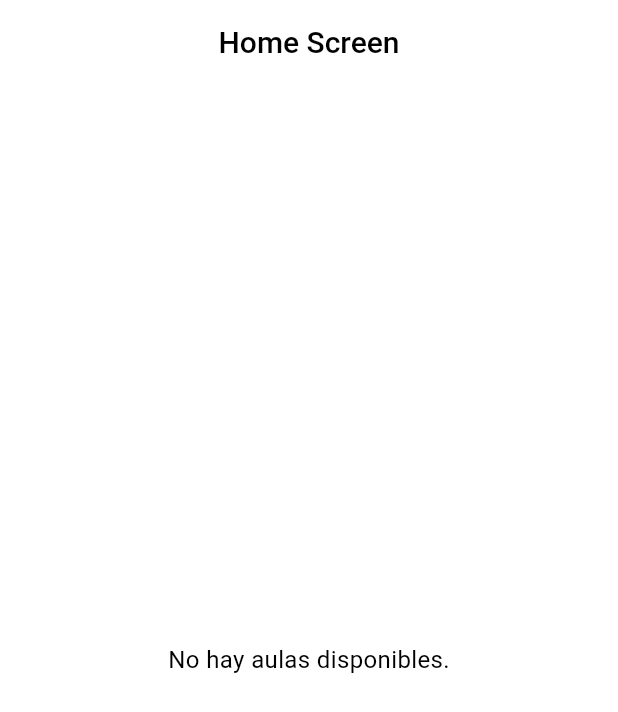
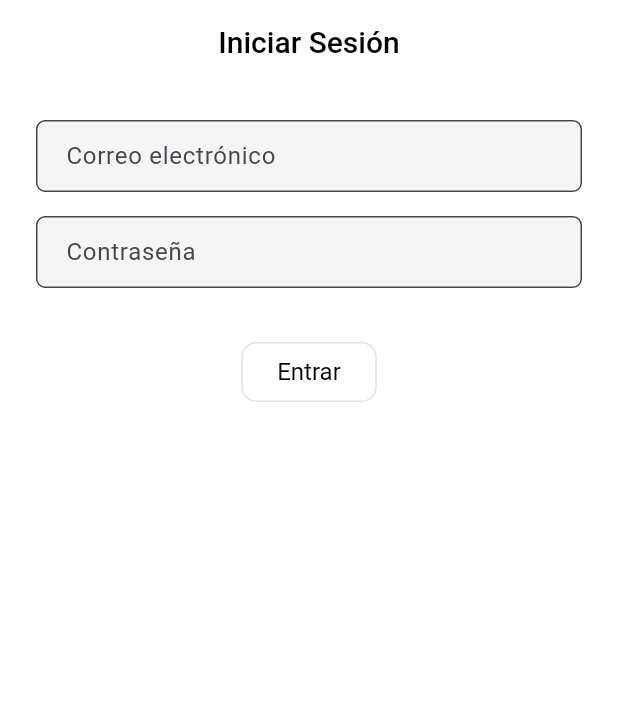
Before and after one commit to Star7-jpg/flutter-app, a Flutter app: the screen it shows after launch, on a phone screen of 412 x 824 dp. Shown: the top 712 px of the screen. Run offline on Flutter 3.47's test engine with Material 3 defaults, Android fonts, the phone set to English and light mode, and no system bars; our stand-ins replace cloud_firestore, firebase_auth, firebase_core; accounts and stored records are empty.

Commit message:
09 Inicio de sesión

```diff
--- a/lib/main_app.dart
+++ b/lib/main_app.dart
@@ -1,5 +1,7 @@
+import 'package:firebase_auth/firebase_auth.dart';
 import 'package:flutter/material.dart';
 import 'package:flutter_application_1/screens/home_screen.dart';
+import 'package:flutter_application_1/screens/login_screen.dart';
 
 class MainApp extends StatelessWidget {
   const MainApp({super.key});
@@ -8,7 +10,20 @@ class MainApp extends StatelessWidget {
   Widget build(BuildContext context) {
     return MaterialApp(
       debugShowCheckedModeBanner: false,
-      home: const HomeScreen(),
+      home: StreamBuilder<User?>(
+        stream: FirebaseAuth.instance.authStateChanges(),
+        builder: (context, snapshot) {
+          if (snapshot.connectionState == ConnectionState.waiting) {
+            return const Scaffold(
+              body: Center(child: CircularProgressIndicator()),
+            );
+          } if (snapshot.hasData) {
+            return const HomeScreen();
+          } else {
+            return const LoginScreen();
+          }
+        },
+      ),
       theme: ThemeData(
         useMaterial3: true,
         brightness: Brightness.light,
--- /dev/null
+++ b/lib/screens/login_screen.dart
@@ -0,0 +1,92 @@
+import 'package:flutter/material.dart';
+import 'package:firebase_auth/firebase_auth.dart';
+import 'home_screen.dart';
+
+class LoginScreen extends StatefulWidget {
+  const LoginScreen({super.key});
+
+  @override
+  State<LoginScreen> createState() => _LoginScreenState();
+}
+
+class _LoginScreenState extends State<LoginScreen> {
+  final _emailController = TextEditingController();
+  final _passwordController = TextEditingController();
+  final _formKey = GlobalKey<FormState>();
+  bool _isLoading = false;
+  String? _error;
+
+  Future<void> _login() async {
+    if (!_formKey.currentState!.validate()) return;
+
+    setState(() {
+      _isLoading = true;
+      _error = null;
+    });
+
+    try {
+      await FirebaseAuth.instance.signInWithEmailAndPassword(
+        email: _emailController.text.trim(),
+        password: _passwordController.text.trim(),
+      );
+
+      // Si el login fue exitoso, redirige al HomeScreen
+      Navigator.pushReplacement(
+        context,
+        MaterialPageRoute(builder: (context) => const HomeScreen()),
+      );
+    } on FirebaseAuthException catch (e) {
+      setState(() {
+        _error = e.message;
+      });
+    } finally {
+      setState(() {
+        _isLoading = false;
+      });
+    }
+  }
+
+  @override
+  Widget build(BuildContext context) {
+    return Scaffold(
+      appBar: AppBar(title: const Text('Iniciar Sesión')),
+      body: Padding(
+        padding: const EdgeInsets.all(24.0),
+        child: Form(
+          key: _formKey,
+          child: Column(
+            children: [
+              if (_error != null)
+                Text(_error!, style: const TextStyle(color: Colors.red)),
+
+              TextFormField(
+                controller: _emailController,
+                decoration: const InputDecoration(labelText: 'Correo electrónico'),
+                keyboardType: TextInputType.emailAddress,
+                validator: (value) =>
+                    value!.isEmpty ? 'Introduce tu correo' : null,
+              ),
+              const SizedBox(height: 16),
+
+              TextFormField(
+                controller: _passwordController,
+                decoration: const InputDecoration(labelText: 'Contraseña'),
+                obscureText: true,
+                validator: (value) =>
+                    value!.isEmpty ? 'Introduce tu contraseña' : null,
+              ),
+              const SizedBox(height: 32),
+
+              _isLoading
+                  ? const CircularProgressIndicator()
+                  : OutlinedButton(
+                      onPressed: _login,
+                      child: const Text('Entrar'),
+                    ),
+            ],
+          ),
+        ),
+      ),
+    );
+  }
+}
--- a/pubspec.yaml
+++ b/pubspec.yaml
@@ -36,6 +36,7 @@ dependencies:
   cupertino_icons: ^1.0.8
   firebase_core: ^3.14.0
   cloud_firestore: ^5.6.9
+  firebase_auth: ^5.6.2
 
 dev_dependencies:
   flutter_test:
```
Also changed, not shown: lib/screens/screen_info2.dart (deleted, +0 -27 lines), pubspec.lock, 2 other files.
